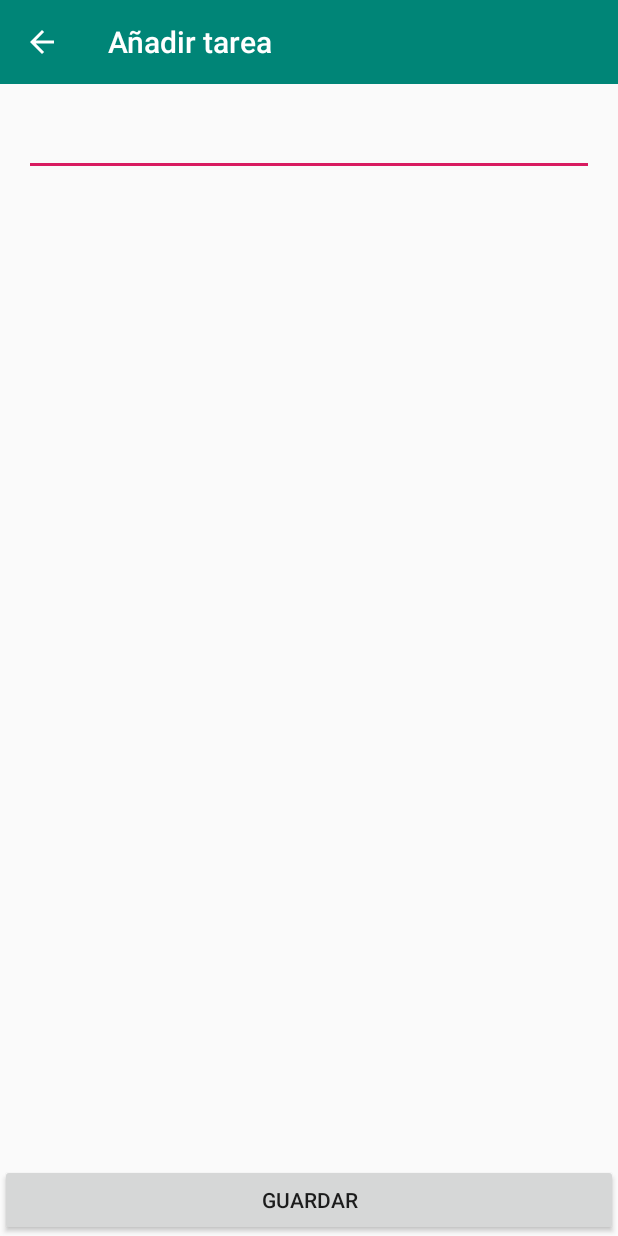
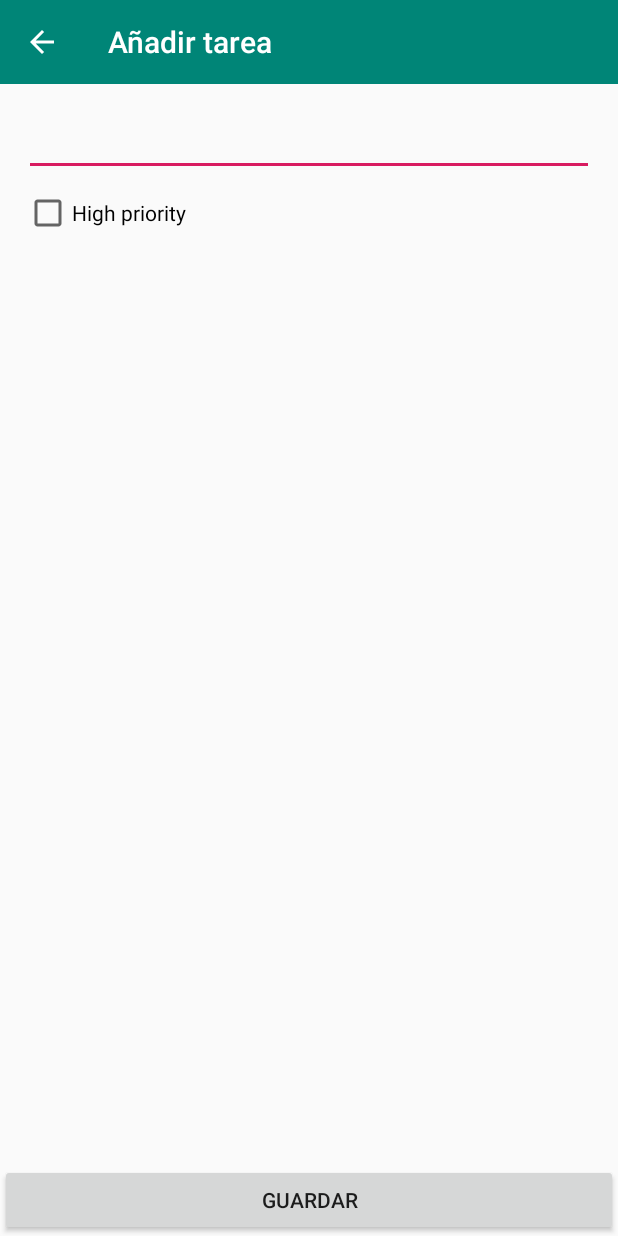
Before and after one commit to jffornieles/Keepcoding-VIII-ToDo, an Android app: the AddTaskFragment screen opened directly, with no data from a screen before it, after a tap on "GUARDAR", on a phone screen of 412 x 824 dp. Run offline under Robolectric (Android 15) with nearby library versions, the phone set to English and light mode, and no system bars; our stand-ins replace Room's generated code.

```diff
--- a/app/src/main/java/io/keepcoding/tareas/data/repository/TaskRepositoryImpl.kt
+++ b/app/src/main/java/io/keepcoding/tareas/data/repository/TaskRepositoryImpl.kt
@@ -14,7 +14,9 @@ class TaskRepositoryImpl(
 ) : TaskRepository {
 
     override suspend fun getAll(): List<Task> =
-        taskDao.getAll().map { taskMapper.map(it) }
+        taskDao.getAll()
+                .map { taskMapper.map(it) }
+                .sortedWith(compareByDescending { it.isHighPriority })
 
     override suspend fun getTaskById(id: Long): Task =
         taskMapper.map(taskDao.getTaskById(id))
--- a/app/src/main/java/io/keepcoding/tareas/presentation/add_task/AddTaskFragment.kt
+++ b/app/src/main/java/io/keepcoding/tareas/presentation/add_task/AddTaskFragment.kt
@@ -9,6 +9,7 @@ import io.keepcoding.tareas.R
 import io.keepcoding.util.extensions.consume
 import io.keepcoding.util.extensions.observe
 import kotlinx.android.synthetic.main.fragment_add_task.*
+import kotlinx.android.synthetic.main.item_task.*
 import org.koin.android.viewmodel.ext.android.viewModel
 
 class AddTaskFragment : Fragment() {
@@ -28,7 +29,9 @@ class AddTaskFragment : Fragment() {
     private fun bindActions() {
         saveButton.setOnClickListener {
             val taskContent = taskContent.text.toString()
-            addTaskViewModel.save(taskContent)
+            val taskIsPriority =  checkPriority.isChecked
+            addTaskViewModel.save(taskContent, taskIsPriority)
+
         }
     }
 
--- a/app/src/main/java/io/keepcoding/tareas/presentation/add_task/AddTaskViewModel.kt
+++ b/app/src/main/java/io/keepcoding/tareas/presentation/add_task/AddTaskViewModel.kt
@@ -18,14 +18,14 @@ class AddTaskViewModel(
 
     val closeAction = MutableLiveData<Event<Unit>>()
 
-    fun save(content: String) {
+    fun save(content: String, isPriority: Boolean) {
         if (!validateContent(content)) {
             return
         }
 
         launch {
             withContext(dispatcherFactory.getIO()) {
-                taskRepository.addTask(Task(0, content, Instant.now(), false, false))
+                taskRepository.addTask(Task(0, content, Instant.now(), isPriority, false))
             }
             closeAction.call()
         }
--- a/app/src/main/res/layout/fragment_add_task.xml
+++ b/app/src/main/res/layout/fragment_add_task.xml
@@ -1,21 +1,39 @@
 <?xml version="1.0" encoding="utf-8"?>
 <androidx.constraintlayout.widget.ConstraintLayout xmlns:android="http://schemas.android.com/apk/res/android"
-                                                   xmlns:app="http://schemas.android.com/apk/res-auto" xmlns:tools="http://schemas.android.com/tools" android:layout_width="match_parent"
+    xmlns:app="http://schemas.android.com/apk/res-auto"
+    xmlns:tools="http://schemas.android.com/tools"
+    android:layout_width="match_parent"
     android:layout_height="match_parent">
+
     <EditText
+        android:id="@+id/taskContent"
         android:layout_width="0dp"
         android:layout_height="wrap_content"
+        android:layout_marginStart="16dp"
+        android:layout_marginTop="16dp"
+        android:layout_marginEnd="16dp"
+        android:ems="10"
         android:inputType="textPersonName"
-            android:ems="10"
-            android:id="@+id/taskContent" android:layout_marginEnd="16dp"
-            app:layout_constraintEnd_toEndOf="parent" android:layout_marginStart="16dp"
-            app:layout_constraintStart_toStartOf="parent" android:layout_marginTop="16dp"
-            app:layout_constraintTop_toTopOf="parent"/>
+        app:layout_constraintEnd_toEndOf="parent"
+        app:layout_constraintStart_toStartOf="parent"
+        app:layout_constraintTop_toTopOf="parent" />
+
     <Button
-            android:text="Guardar"
+        android:id="@+id/saveButton"
         android:layout_width="0dp"
         android:layout_height="wrap_content"
-            android:id="@+id/saveButton" app:layout_constraintEnd_toEndOf="parent"
-            app:layout_constraintStart_toStartOf="parent"
-            app:layout_constraintBottom_toBottomOf="parent"/>
+        android:text="Guardar"
+        app:layout_constraintBottom_toBottomOf="parent"
+        app:layout_constraintEnd_toEndOf="parent"
+        app:layout_constraintStart_toStartOf="parent" />
+
+    <CheckBox
+        android:id="@+id/checkPriority"
+        android:layout_width="123dp"
+        android:layout_height="33dp"
+        android:layout_marginTop="8dp"
+        android:text="High priority"
+        app:layout_constraintStart_toStartOf="@+id/taskContent"
+        app:layout_constraintTop_toBottomOf="@+id/taskContent" />
+
 </androidx.constraintlayout.widget.ConstraintLayout>
```
Also changed, not shown: app/src/main/java/io/keepcoding/tareas/presentation/tasks/TasksAdapter.kt (+8 -0 lines), app/src/main/res/layout/item_task.xml (+24 -9 lines). Lines whose indentation alone changed are shown as unchanged.
